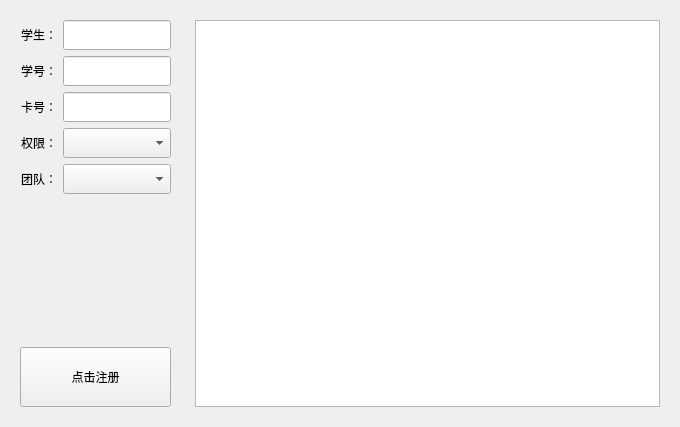
Old version of the form UI/ui_student_register.ui in the repository UESTC-ICT401/Attendance.
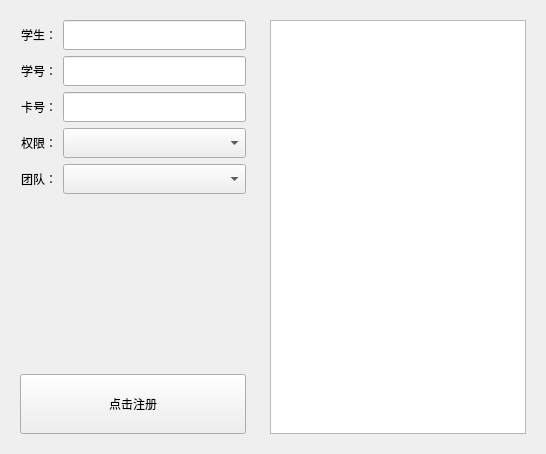
New version of the form.

The edit to the form file:
```diff
--- a/UI/ui_student_register.ui
+++ b/UI/ui_student_register.ui
@@ -6,8 +6,8 @@
    <rect>
     <x>0</x>
     <y>0</y>
-    <width>680</width>
-    <height>427</height>
+    <width>546</width>
+    <height>454</height>
    </rect>
   </property>
   <property name="windowTitle">
@@ -16,7 +16,7 @@
   <property name="styleSheet">
    <string notr="true"/>
   </property>
-  <layout class="QHBoxLayout" name="horizontalLayout_2" stretch="0,2">
+  <layout class="QHBoxLayout" name="horizontalLayout_2" stretch="0,0">
    <item>
     <widget class="QWidget" name="widget" native="true">
      <property name="styleSheet">
```
